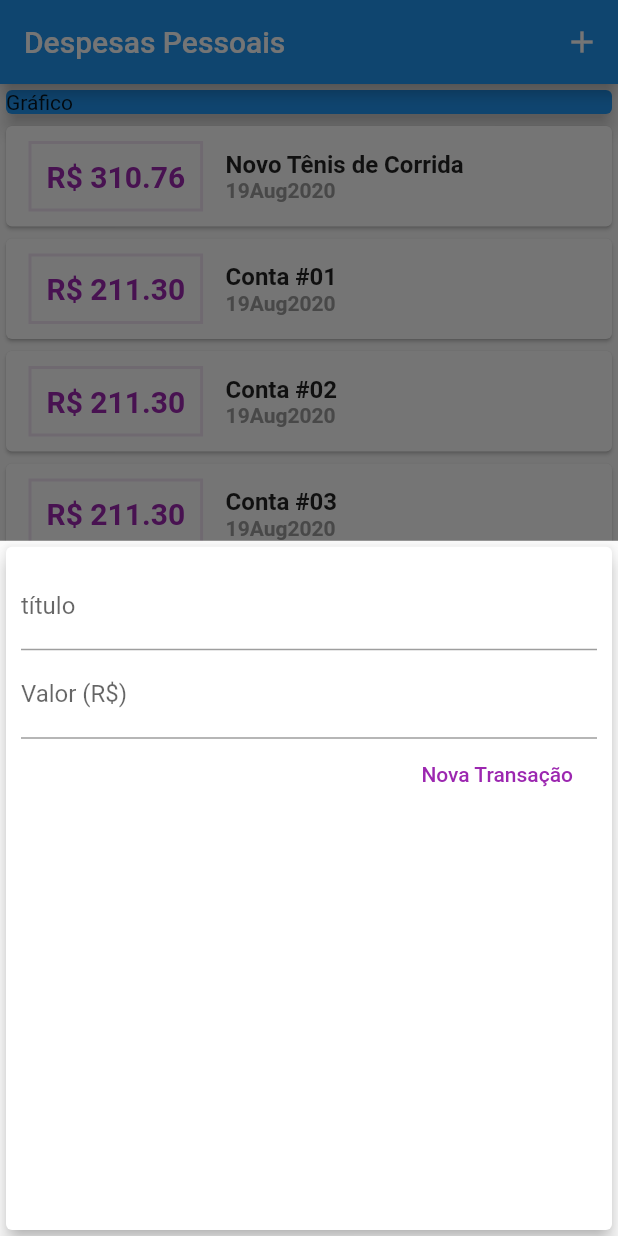
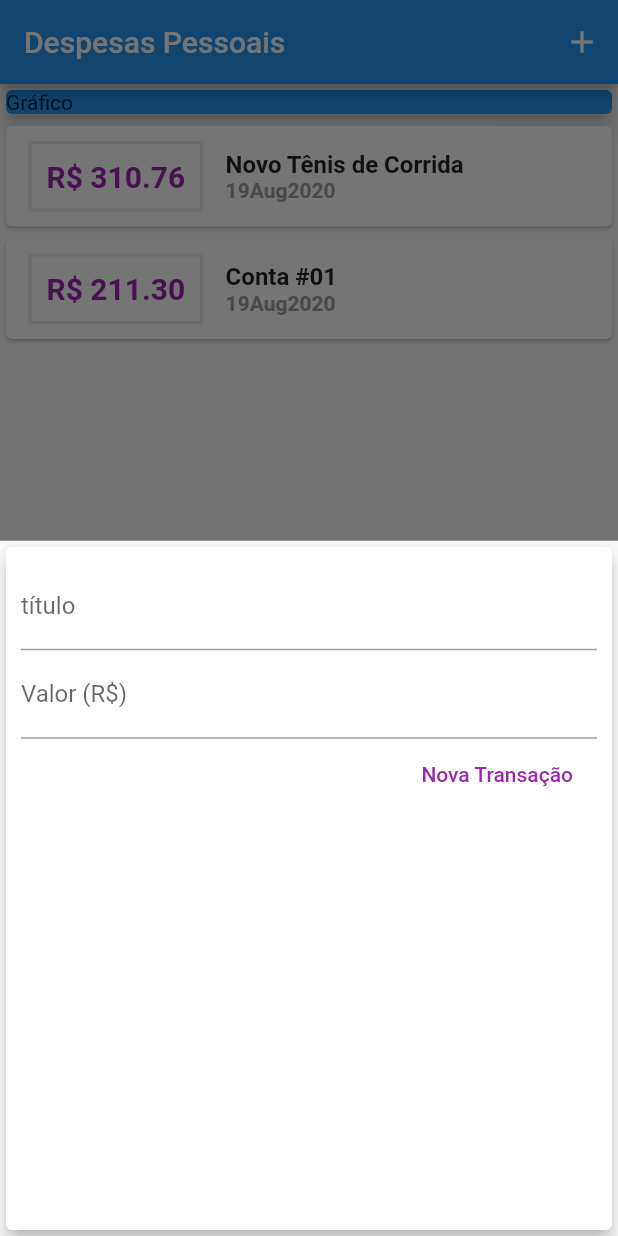
Before and after one commit to renataleite/expenses, a Flutter app: the screen it shows after launch, after a tap on the "add" icon, on a phone screen of 412 x 824 dp. Run offline on Flutter 3.47's test engine with Material 2 defaults, Android fonts, the phone set to English and light mode, and no system bars.

```diff
--- a/lib/components/transaction_form.dart
+++ b/lib/components/transaction_form.dart
@@ -1,12 +1,18 @@
 import 'package:flutter/material.dart';
 
-class TransactionForm extends StatelessWidget {
-  final titleController = TextEditingController();
-  final valueController = TextEditingController();
-
+class TransactionForm extends StatefulWidget {
   final void Function(String, double) onSubmit;
 
   TransactionForm(this.onSubmit);
+
+  @override
+  _TransactionFormState createState() => _TransactionFormState();
+}
+
+class _TransactionFormState extends State<TransactionForm> {
+  final titleController = TextEditingController();
+
+  final valueController = TextEditingController();
 
   _submitForm() {
     final title = titleController.text;
@@ -15,7 +21,7 @@ class TransactionForm extends StatelessWidget {
     if (title.isEmpty || value <= 0) {
       return;
     }
-    onSubmit(title, value);
+    widget.onSubmit(title, value);
   }
 
   @override
--- a/lib/main.dart
+++ b/lib/main.dart
@@ -10,7 +10,9 @@ main() => runApp(ExpensesApp());
 class ExpensesApp extends StatelessWidget {
   @override
   Widget build(BuildContext context) {
-    return MaterialApp(home: MyHomePage());
+    return MaterialApp(
+      home: MyHomePage(),
+    );
   }
 }
 
@@ -33,32 +35,15 @@ class _MyHomePageState extends State<MyHomePage> {
       value: 211.30,
       date: DateTime.now(),
     ),
-    Transaction(
-      id: 't3',
-      title: 'Conta #02',
-      value: 211.30,
-      date: DateTime.now(),
-    ),
-    Transaction(
-      id: 't4',
-      title: 'Conta #03',
-      value: 211.30,
-      date: DateTime.now(),
-    ),
-    Transaction(
-      id: 't5',
-      title: 'Conta #04',
-      value: 211.30,
-      date: DateTime.now(),
-    ),
   ];
 
   _addTransaction(String title, double value) {
     final newTransaction = Transaction(
-        id: Random().nextDouble().toString(),
-        title: title,
-        value: value,
-        date: DateTime.now());
+      id: Random().nextDouble().toString(),
+      title: title,
+      value: value,
+      date: DateTime.now(),
+    );
     setState(() {
       _transactions.add(newTransaction);
     });
@@ -101,8 +86,9 @@ class _MyHomePageState extends State<MyHomePage> {
         ),
       ),
       floatingActionButton: FloatingActionButton(
-          child: Icon(Icons.add),
-          onPressed: () => _openTransactionFormModal(context)),
+        child: Icon(Icons.add),
+        onPressed: () => _openTransactionFormModal(context),
+      ),
       floatingActionButtonLocation: FloatingActionButtonLocation.centerFloat,
     );
   }
```
